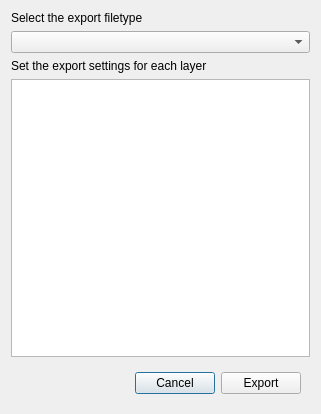
Above: glue_ar/export_dialog.ui from glue-viz/glue-ar before the change. Below: the same form after it.
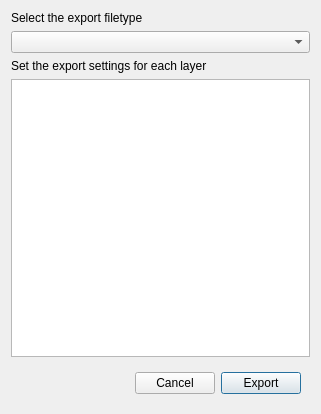
That is the form after the change.

Commit message: Make Export button on dialog be the default selection.

The edit to the form file:
```diff
--- a/glue_ar/export_dialog.ui
+++ b/glue_ar/export_dialog.ui
@@ -42,6 +42,9 @@
         <property name="text">
          <string>Cancel</string>
         </property>
+        <property name="autoDefault">
+         <bool>false</bool>
+        </property>
        </widget>
       </item>
       <item>
@@ -49,6 +52,9 @@
         <property name="text">
          <string>Export</string>
         </property>
+        <property name="autoDefault">
+         <bool>true</bool>
+        </property>
        </widget>
       </item>
      </layout>
```
